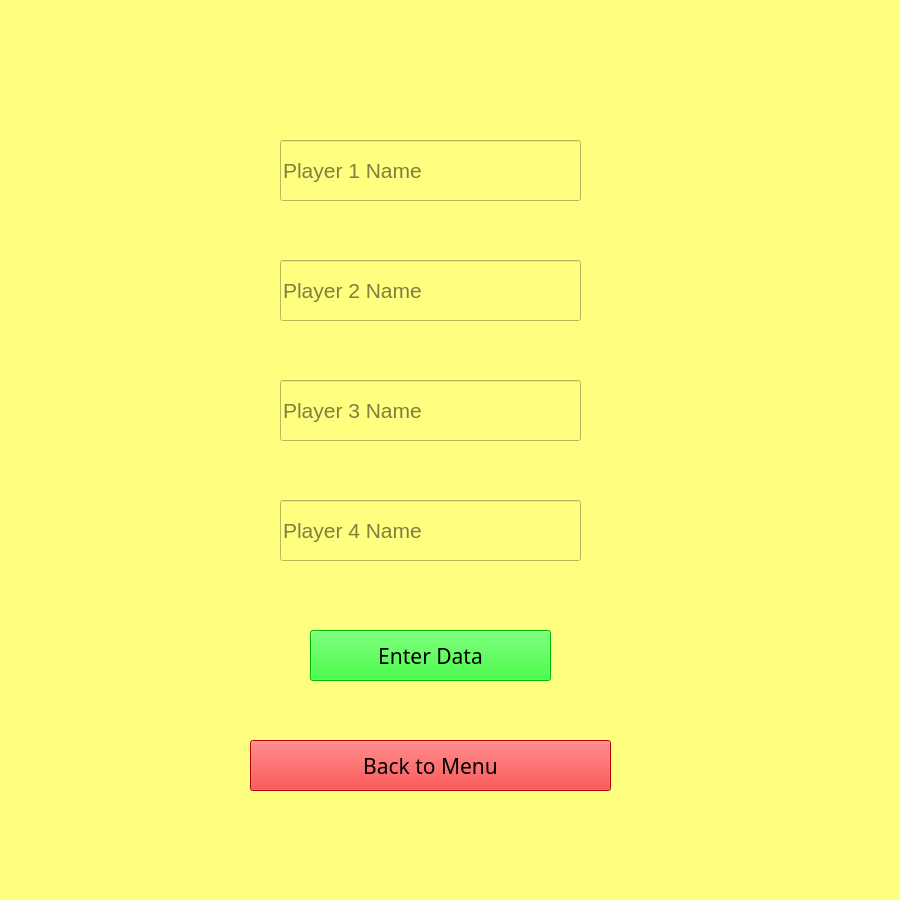
JH-Byte-Busters/601-Group-Project, file player_menu/player_menu.ui: the form before one commit.
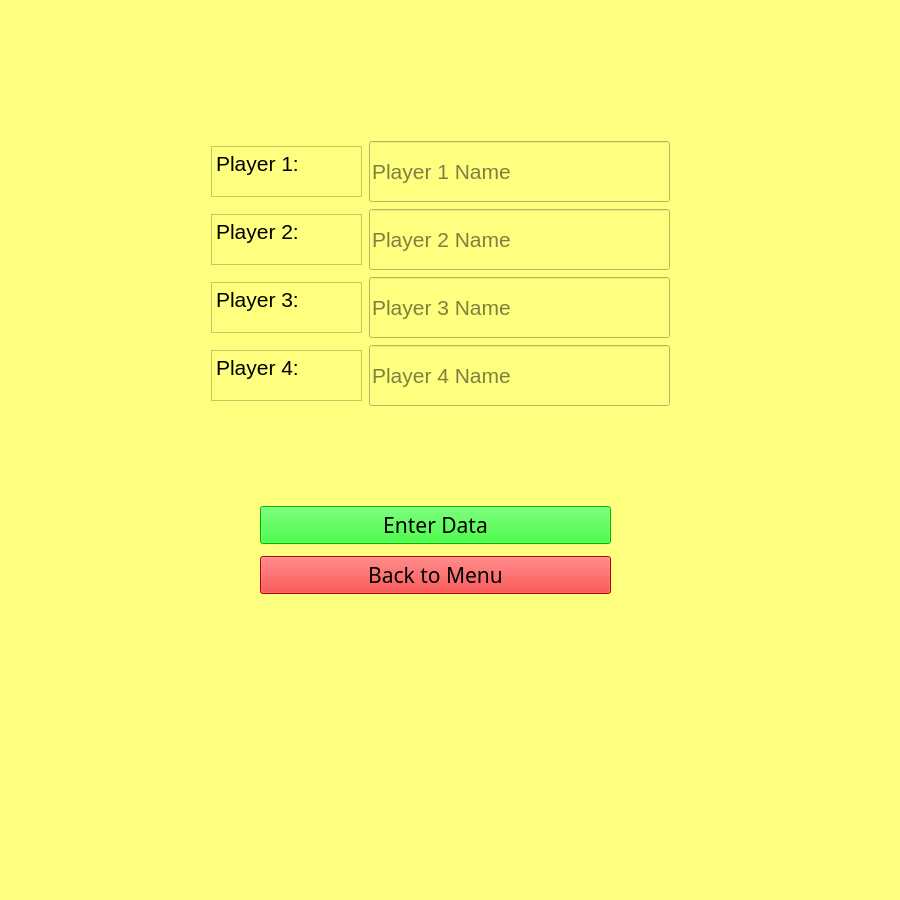
The form after the commit.

```diff
--- a/player_menu/player_menu.ui
+++ b/player_menu/player_menu.ui
@@ -16,131 +16,279 @@
   <property name="styleSheet">
    <string notr="true">background-color: rgb(255, 255, 127);</string>
   </property>
-  <widget class="QPushButton" name="pushButton">
+  <widget class="QWidget" name="">
    <property name="geometry">
     <rect>
-     <x>310</x>
-     <y>630</y>
-     <width>241</width>
-     <height>51</height>
-    </rect>
-   </property>
-   <property name="font">
-    <font>
-     <family>Segoe UI Black</family>
-     <pointsize>16</pointsize>
-     <weight>10</weight>
-     <italic>false</italic>
-     <bold>false</bold>
-    </font>
-   </property>
-   <property name="styleSheet">
-    <string notr="true">background-color: rgb(0, 255, 0);
-font: 87 16pt &quot;Segoe UI Black&quot;;
-border-color: rgb(0, 0, 0);</string>
-   </property>
-   <property name="text">
-    <string>Enter Data</string>
-   </property>
-  </widget>
-  <widget class="QPushButton" name="pushButton_2">
-   <property name="geometry">
-    <rect>
-     <x>250</x>
-     <y>740</y>
-     <width>361</width>
-     <height>51</height>
-    </rect>
-   </property>
-   <property name="font">
-    <font>
-     <family>Segoe UI Black</family>
-     <pointsize>16</pointsize>
-     <weight>10</weight>
-     <italic>false</italic>
-     <bold>false</bold>
-    </font>
-   </property>
-   <property name="styleSheet">
-    <string notr="true">background-color: rgb(255, 0, 0);
-font: 87 16pt &quot;Segoe UI Black&quot;;
-border-color: rgb(0, 0, 0);</string>
-   </property>
-   <property name="text">
-    <string>Back to Menu</string>
-   </property>
-  </widget>
-  <widget class="QLineEdit" name="lineEdit">
-   <property name="geometry">
-    <rect>
-     <x>280</x>
+     <x>210</x>
      <y>140</y>
-     <width>301</width>
-     <height>61</height>
+     <width>461</width>
+     <height>267</height>
     </rect>
    </property>
+   <layout class="QGridLayout" name="gridLayout">
+    <item row="0" column="0">
+     <widget class="QTextBrowser" name="textBrowser">
+      <property name="minimumSize">
+       <size>
+        <width>151</width>
+        <height>51</height>
+       </size>
+      </property>
+      <property name="maximumSize">
+       <size>
+        <width>151</width>
+        <height>51</height>
+       </size>
+      </property>
+      <property name="html">
+       <string>&lt;!DOCTYPE HTML PUBLIC &quot;-//W3C//DTD HTML 4.0//EN&quot; &quot;http://www.w3.org/TR/REC-html40/strict.dtd&quot;&gt;
+&lt;html&gt;&lt;head&gt;&lt;meta name=&quot;qrichtext&quot; content=&quot;1&quot; /&gt;&lt;style type=&quot;text/css&quot;&gt;
+p, li { white-space: pre-wrap; }
+&lt;/style&gt;&lt;/head&gt;&lt;body style=&quot; font-family:'MS Shell Dlg 2'; font-size:7.8pt; font-weight:400; font-style:normal;&quot;&gt;
+&lt;p style=&quot; margin-top:0px; margin-bottom:0px; margin-left:0px; margin-right:0px; -qt-block-indent:0; text-indent:0px;&quot;&gt;&lt;span style=&quot; font-size:16pt;&quot;&gt;Player 1:&lt;/span&gt;&lt;/p&gt;&lt;/body&gt;&lt;/html&gt;</string>
+      </property>
+     </widget>
+    </item>
+    <item row="0" column="1">
+     <widget class="QLineEdit" name="lineEdit">
+      <property name="minimumSize">
+       <size>
+        <width>301</width>
+        <height>61</height>
+       </size>
+      </property>
+      <property name="maximumSize">
+       <size>
+        <width>301</width>
+        <height>61</height>
+       </size>
+      </property>
    <property name="font">
     <font>
      <pointsize>16</pointsize>
     </font>
    </property>
+      <property name="styleSheet">
+       <string notr="true">border-color: rgb(0, 0, 0);</string>
+      </property>
    <property name="placeholderText">
     <string>Player 1 Name</string>
    </property>
   </widget>
+    </item>
+    <item row="1" column="0">
+     <widget class="QTextBrowser" name="textBrowser_2">
+      <property name="minimumSize">
+       <size>
+        <width>151</width>
+        <height>51</height>
+       </size>
+      </property>
+      <property name="maximumSize">
+       <size>
+        <width>151</width>
+        <height>51</height>
+       </size>
+      </property>
+      <property name="html">
+       <string>&lt;!DOCTYPE HTML PUBLIC &quot;-//W3C//DTD HTML 4.0//EN&quot; &quot;http://www.w3.org/TR/REC-html40/strict.dtd&quot;&gt;
+&lt;html&gt;&lt;head&gt;&lt;meta name=&quot;qrichtext&quot; content=&quot;1&quot; /&gt;&lt;style type=&quot;text/css&quot;&gt;
+p, li { white-space: pre-wrap; }
+&lt;/style&gt;&lt;/head&gt;&lt;body style=&quot; font-family:'MS Shell Dlg 2'; font-size:7.8pt; font-weight:400; font-style:normal;&quot;&gt;
+&lt;p style=&quot; margin-top:0px; margin-bottom:0px; margin-left:0px; margin-right:0px; -qt-block-indent:0; text-indent:0px;&quot;&gt;&lt;span style=&quot; font-size:16pt;&quot;&gt;Player 2:&lt;/span&gt;&lt;/p&gt;&lt;/body&gt;&lt;/html&gt;</string>
+      </property>
+     </widget>
+    </item>
+    <item row="1" column="1">
   <widget class="QLineEdit" name="lineEdit_2">
-   <property name="geometry">
-    <rect>
-     <x>280</x>
-     <y>260</y>
+      <property name="minimumSize">
+       <size>
      <width>301</width>
      <height>61</height>
-    </rect>
+       </size>
+      </property>
+      <property name="maximumSize">
+       <size>
+        <width>301</width>
+        <height>61</height>
+       </size>
    </property>
    <property name="font">
     <font>
      <pointsize>16</pointsize>
     </font>
    </property>
+      <property name="styleSheet">
+       <string notr="true">border-color: rgb(0, 0, 0);</string>
+      </property>
    <property name="placeholderText">
     <string>Player 2 Name</string>
    </property>
   </widget>
+    </item>
+    <item row="2" column="0">
+     <widget class="QTextBrowser" name="textBrowser_3">
+      <property name="minimumSize">
+       <size>
+        <width>151</width>
+        <height>51</height>
+       </size>
+      </property>
+      <property name="maximumSize">
+       <size>
+        <width>151</width>
+        <height>51</height>
+       </size>
+      </property>
+      <property name="html">
+       <string>&lt;!DOCTYPE HTML PUBLIC &quot;-//W3C//DTD HTML 4.0//EN&quot; &quot;http://www.w3.org/TR/REC-html40/strict.dtd&quot;&gt;
+&lt;html&gt;&lt;head&gt;&lt;meta name=&quot;qrichtext&quot; content=&quot;1&quot; /&gt;&lt;style type=&quot;text/css&quot;&gt;
+p, li { white-space: pre-wrap; }
+&lt;/style&gt;&lt;/head&gt;&lt;body style=&quot; font-family:'MS Shell Dlg 2'; font-size:7.8pt; font-weight:400; font-style:normal;&quot;&gt;
+&lt;p style=&quot; margin-top:0px; margin-bottom:0px; margin-left:0px; margin-right:0px; -qt-block-indent:0; text-indent:0px;&quot;&gt;&lt;span style=&quot; font-size:16pt;&quot;&gt;Player 3:&lt;/span&gt;&lt;/p&gt;&lt;/body&gt;&lt;/html&gt;</string>
+      </property>
+     </widget>
+    </item>
+    <item row="2" column="1">
   <widget class="QLineEdit" name="lineEdit_3">
-   <property name="geometry">
-    <rect>
-     <x>280</x>
-     <y>380</y>
+      <property name="minimumSize">
+       <size>
      <width>301</width>
      <height>61</height>
-    </rect>
+       </size>
+      </property>
+      <property name="maximumSize">
+       <size>
+        <width>301</width>
+        <height>61</height>
+       </size>
    </property>
    <property name="font">
     <font>
      <pointsize>16</pointsize>
     </font>
    </property>
+      <property name="styleSheet">
+       <string notr="true">border-color: rgb(0, 0, 0);</string>
+      </property>
    <property name="placeholderText">
     <string>Player 3 Name</string>
    </property>
   </widget>
+    </item>
+    <item row="3" column="0">
+     <widget class="QTextBrowser" name="textBrowser_4">
+      <property name="minimumSize">
+       <size>
+        <width>151</width>
+        <height>51</height>
+       </size>
+      </property>
+      <property name="maximumSize">
+       <size>
+        <width>151</width>
+        <height>51</height>
+       </size>
+      </property>
+      <property name="html">
+       <string>&lt;!DOCTYPE HTML PUBLIC &quot;-//W3C//DTD HTML 4.0//EN&quot; &quot;http://www.w3.org/TR/REC-html40/strict.dtd&quot;&gt;
+&lt;html&gt;&lt;head&gt;&lt;meta name=&quot;qrichtext&quot; content=&quot;1&quot; /&gt;&lt;style type=&quot;text/css&quot;&gt;
+p, li { white-space: pre-wrap; }
+&lt;/style&gt;&lt;/head&gt;&lt;body style=&quot; font-family:'MS Shell Dlg 2'; font-size:7.8pt; font-weight:400; font-style:normal;&quot;&gt;
+&lt;p style=&quot; margin-top:0px; margin-bottom:0px; margin-left:0px; margin-right:0px; -qt-block-indent:0; text-indent:0px;&quot;&gt;&lt;span style=&quot; font-size:16pt;&quot;&gt;Player 4:&lt;/span&gt;&lt;/p&gt;&lt;/body&gt;&lt;/html&gt;</string>
+      </property>
+     </widget>
+    </item>
+    <item row="3" column="1">
   <widget class="QLineEdit" name="lineEdit_4">
-   <property name="geometry">
-    <rect>
-     <x>280</x>
-     <y>500</y>
+      <property name="minimumSize">
+       <size>
      <width>301</width>
      <height>61</height>
-    </rect>
+       </size>
+      </property>
+      <property name="maximumSize">
+       <size>
+        <width>301</width>
+        <height>61</height>
+       </size>
    </property>
    <property name="font">
     <font>
      <pointsize>16</pointsize>
     </font>
    </property>
+      <property name="styleSheet">
+       <string notr="true">border-color: rgb(0, 0, 0);</string>
+      </property>
    <property name="placeholderText">
     <string>Player 4 Name</string>
    </property>
+     </widget>
+    </item>
+   </layout>
+  </widget>
+  <widget class="QWidget" name="">
+   <property name="geometry">
+    <rect>
+     <x>260</x>
+     <y>500</y>
+     <width>351</width>
+     <height>101</height>
+    </rect>
+   </property>
+   <layout class="QVBoxLayout" name="verticalLayout_14">
+    <item>
+     <layout class="QVBoxLayout" name="verticalLayout_12">
+      <item>
+       <widget class="QPushButton" name="pushButton">
+        <property name="font">
+         <font>
+          <family>Segoe UI Black</family>
+          <pointsize>16</pointsize>
+          <weight>10</weight>
+          <italic>false</italic>
+          <bold>false</bold>
+         </font>
+        </property>
+        <property name="styleSheet">
+         <string notr="true">background-color: rgb(0, 255, 0);
+font: 87 16pt &quot;Segoe UI Black&quot;;
+border-color: rgb(0, 0, 0);</string>
+        </property>
+        <property name="text">
+         <string>Enter Data</string>
+        </property>
+       </widget>
+      </item>
+     </layout>
+    </item>
+    <item>
+     <layout class="QVBoxLayout" name="verticalLayout_13">
+      <item>
+       <widget class="QPushButton" name="pushButton_2">
+        <property name="font">
+         <font>
+          <family>Segoe UI Black</family>
+          <pointsize>16</pointsize>
+          <weight>10</weight>
+          <italic>false</italic>
+          <bold>false</bold>
+         </font>
+        </property>
+        <property name="styleSheet">
+         <string notr="true">background-color: rgb(255, 0, 0);
+font: 87 16pt &quot;Segoe UI Black&quot;;
+border-color: rgb(0, 0, 0);</string>
+        </property>
+        <property name="text">
+         <string>Back to Menu</string>
+        </property>
+       </widget>
+      </item>
+     </layout>
+    </item>
+   </layout>
   </widget>
  </widget>
  <resources>
```
Lines whose indentation alone changed are shown as unchanged.
